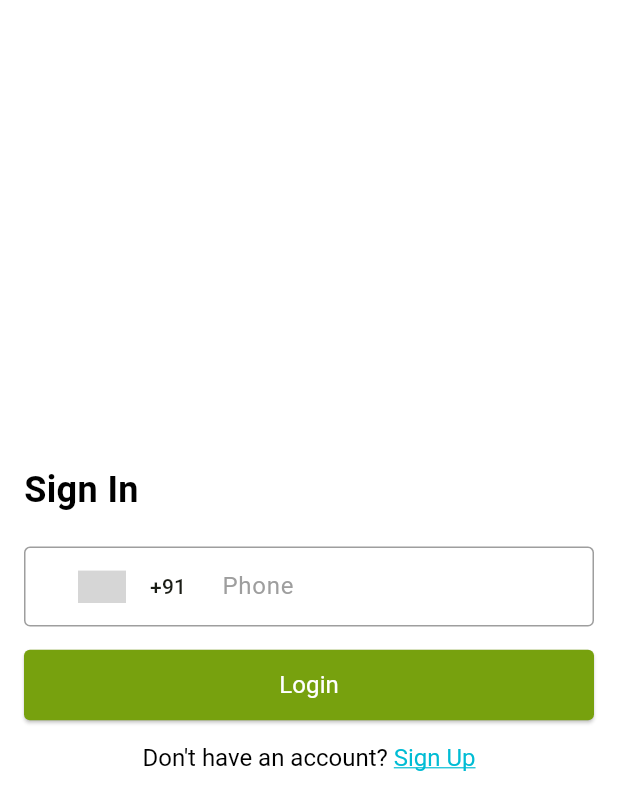
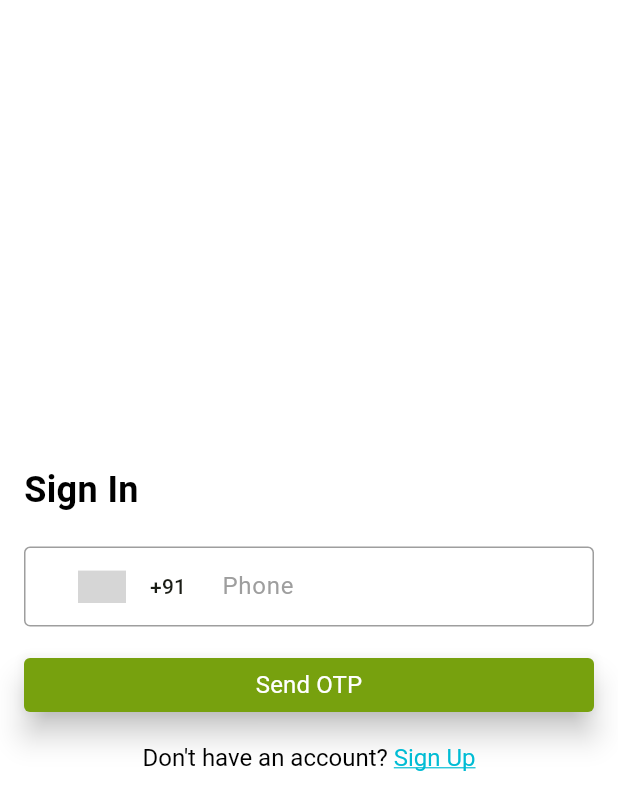
Before and after one commit to jonathanjohn47/eduhub_institute, a Flutter app: the screen it shows after launch, on a phone screen of 412 x 824 dp. Shown: the top 810 px of the screen. Run offline on Flutter 3.47's test engine with Material 3 defaults, Android fonts, the phone set to English and light mode, and no system bars; drawn by our look-alikes of country_code_picker; our stand-ins replace carousel_slider, cloud_firestore, dots_indicator, firebase_auth, firebase_core, firebase_storage and 4 more; missing offline and left inert: firebase_app_check; accounts and stored records are empty; grey boxes are pictures that could not be loaded.

Commit message:
Sign in process improved

```diff
--- a/lib/features/authentication/get_controllers/register_get_controller.dart
+++ b/lib/features/authentication/get_controllers/register_get_controller.dart
@@ -53,8 +53,8 @@ class RegisterGetController extends GetxController {
           .get();
       await FirebaseAuth.instance.signOut();
       if (userDoc.exists) {
-        Get.snackbar('Error', 'User already exists',
-            backgroundColor: Colors.red, colorText: Colors.white);
+        showLoader.value = false;
+        throw('User already exists');
       } else {
         await FirebaseAuth.instance.verifyPhoneNumber(
           phoneNumber:
--- a/lib/features/authentication/ui/sign_in_page.dart
+++ b/lib/features/authentication/ui/sign_in_page.dart
@@ -69,18 +69,18 @@ class LoginScreen extends StatelessWidget {
                       decoration: InputDecoration(
                           disabledBorder: OutlineInputBorder(
                             borderRadius: BorderRadius.circular(4.0),
-                            borderSide: BorderSide(
-                                color: Color(0xff9e9e9e), width: 1),
+                            borderSide:
+                                BorderSide(color: Color(0xff9e9e9e), width: 1),
                           ),
                           focusedBorder: OutlineInputBorder(
                             borderRadius: BorderRadius.circular(4.0),
-                            borderSide: BorderSide(
-                                color: Color(0xff9e9e9e), width: 1),
+                            borderSide:
+                                BorderSide(color: Color(0xff9e9e9e), width: 1),
                           ),
                           enabledBorder: OutlineInputBorder(
                             borderRadius: BorderRadius.circular(4.0),
-                            borderSide: BorderSide(
-                                color: Color(0xff9e9e9e), width: 1),
+                            borderSide:
+                                BorderSide(color: Color(0xff9e9e9e), width: 1),
                           ),
                           labelText: "Phone",
                           labelStyle: TextStyle(
@@ -92,8 +92,8 @@ class LoginScreen extends StatelessWidget {
                           filled: true,
                           fillColor: Color(0x00ffffff),
                           isDense: false,
-                          contentPadding: EdgeInsets.symmetric(
-                              vertical: 8, horizontal: 12),
+                          contentPadding:
+                              EdgeInsets.symmetric(vertical: 8, horizontal: 12),
                           prefixIcon: CountryCodePicker(
                             onChanged: (value) {
                               getController.countryCode.value = value;
@@ -122,32 +122,34 @@ class LoginScreen extends StatelessWidget {
                         flex: 1,
                         child: Obx(() {
                           return !getController.showLoader.value
-                              ? ElevatedButton(
+                              ? MaterialButton(
                                   key: Key('sign_in_button'),
                                   onPressed: () {
-                                    getController.initiateLogin();
+                                    getController
+                                        .initiateLogin()
+                                        .catchError((error) => Get.snackbar(
+                                              'Error',
+                                              error.toString(),
+                                              snackPosition: SnackPosition.TOP,
+                                              backgroundColor: Colors.red,
+                                              colorText: Colors.white,
+                                            ));
                                   },
-                                  style: ElevatedButton.styleFrom(
-                                    backgroundColor: AppColors.primary,
-                                    foregroundColor: Colors.white,
-                                    padding: EdgeInsets.symmetric(
-                                        vertical: 12, horizontal: 16),
-                                    shape: RoundedRectangleBorder(
-                                      borderRadius:
-                                          BorderRadius.circular(4.0.dp),
-                                    ),
+                                  color: AppColors.primary,
+                                  shape: RoundedRectangleBorder(
+                                    borderRadius: BorderRadius.circular(4.0.dp),
                                   ),
+                                  elevation: 1.h,
                                   child: Text(
-                                    "Login",
+                                    "Send OTP",
                                     style: TextStyle(
-                                      fontSize: 16,
-                                      fontWeight: FontWeight.w400,
-                                      fontStyle: FontStyle.normal,
-                                    ),
+                                        fontSize: 16,
+                                        fontWeight: FontWeight.w400,
+                                        fontStyle: FontStyle.normal,
+                                        color: Colors.white),
                                   ),
                                 )
-                              : Center(
-                                  child: CircularProgressIndicator());
+                              : Center(child: CircularProgressIndicator());
                         }),
                       ),
                     ],
```
Also changed, not shown: lib/features/authentication/get_controllers/sign_in_get_controller.dart (+20 -1 lines), lib/features/authentication/ui/regsiter_screen.dart (+11 -1 lines).
